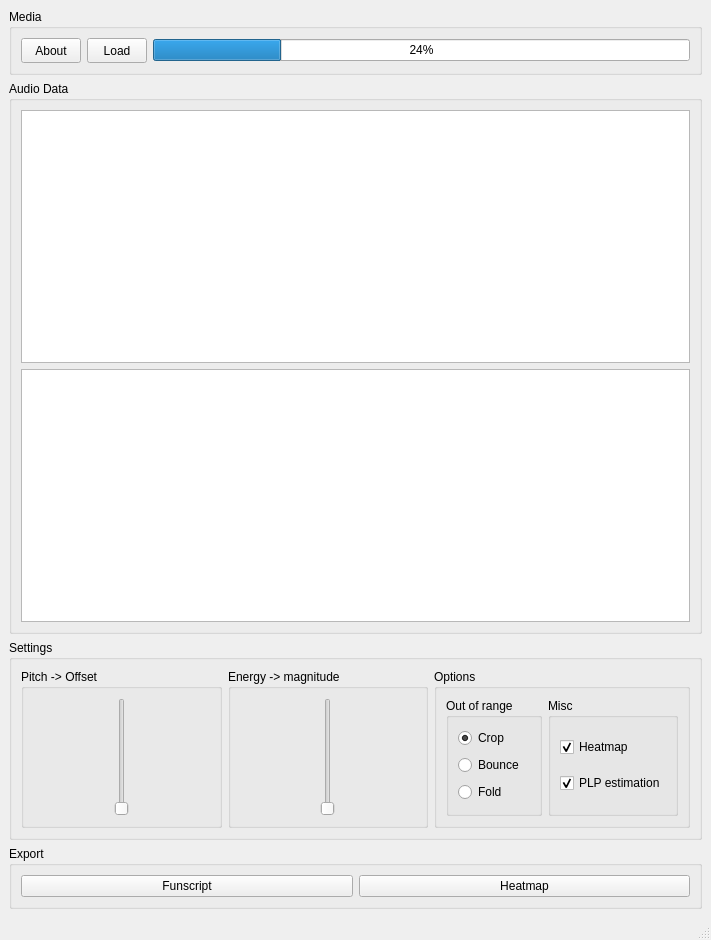
Above: dancerUI.ui from NodudeWasTaken/PythonDancer before the change. Below: the same form after it.
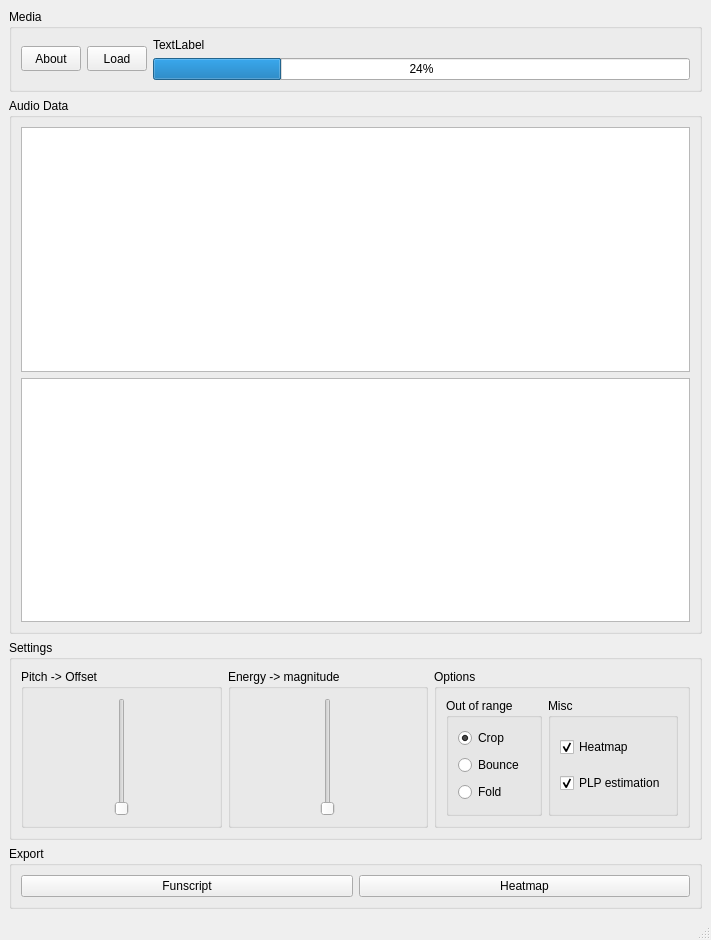
That is the form after the change.

```diff
--- a/dancerUI.ui
+++ b/dancerUI.ui
@@ -58,11 +58,22 @@
             </widget>
            </item>
            <item>
+            <layout class="QVBoxLayout" name="verticalLayout_6">
+             <item>
+              <widget class="QLabel" name="progressLabel">
+               <property name="text">
+                <string>TextLabel</string>
+               </property>
+              </widget>
+             </item>
+             <item>
             <widget class="QProgressBar" name="progressBar">
              <property name="value">
               <number>24</number>
              </property>
             </widget>
+             </item>
+            </layout>
            </item>
           </layout>
          </item>
```
Lines whose indentation alone changed are shown as unchanged.
